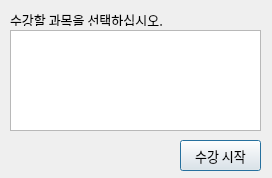
This is ui/lectures.ui in JhoLee/BBang-Shuttle as Qt 5 draws it before an edit. The edited form follows.
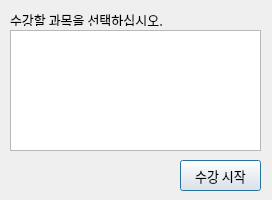
This is the edited form.

Commit message: 리소스 추가 및 UI 개선

```diff
--- a/ui/lectures.ui
+++ b/ui/lectures.ui
@@ -7,9 +7,21 @@
     <x>0</x>
     <y>0</y>
     <width>272</width>
-    <height>178</height>
+    <height>200</height>
    </rect>
   </property>
+  <property name="sizePolicy">
+   <sizepolicy hsizetype="Fixed" vsizetype="Fixed">
+    <horstretch>0</horstretch>
+    <verstretch>0</verstretch>
+   </sizepolicy>
+  </property>
+  <property name="baseSize">
+   <size>
+    <width>272</width>
+    <height>200</height>
+   </size>
+  </property>
   <property name="windowTitle">
    <string>Dialog</string>
   </property>
@@ -17,7 +29,7 @@
    <property name="geometry">
     <rect>
      <x>180</x>
-     <y>140</y>
+     <y>160</y>
      <width>81</width>
      <height>31</height>
     </rect>
@@ -63,7 +75,7 @@
      <x>10</x>
      <y>30</y>
      <width>251</width>
-     <height>101</height>
+     <height>121</height>
     </rect>
    </property>
   </widget>
```
The commit also changes 7 other files.
